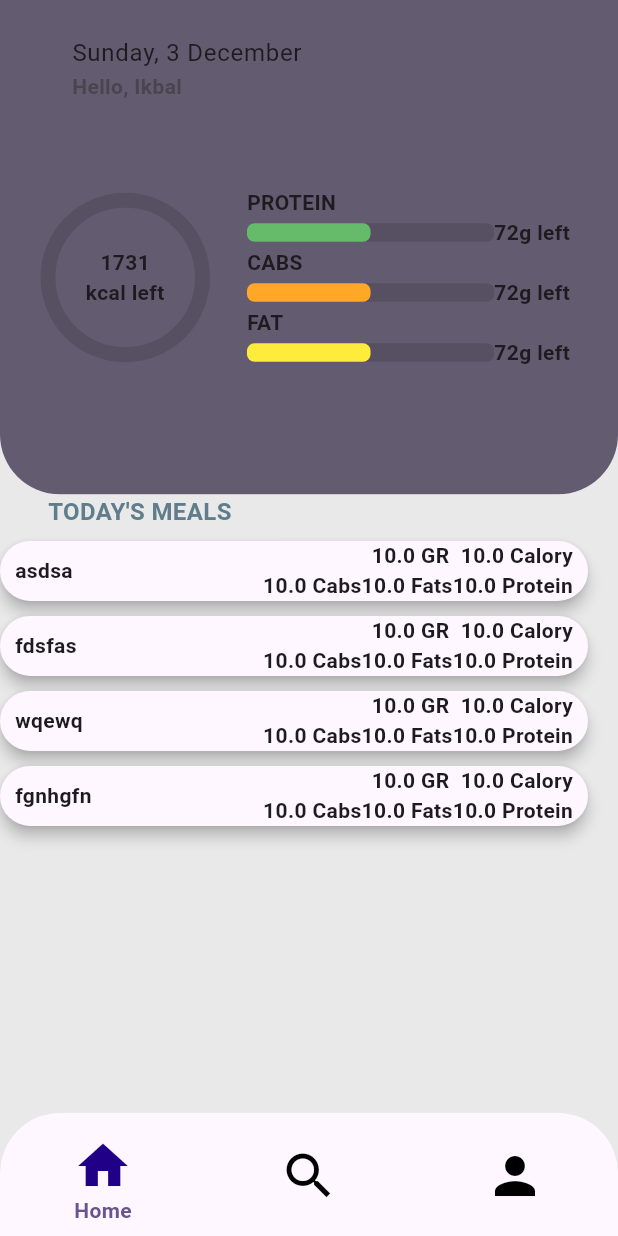
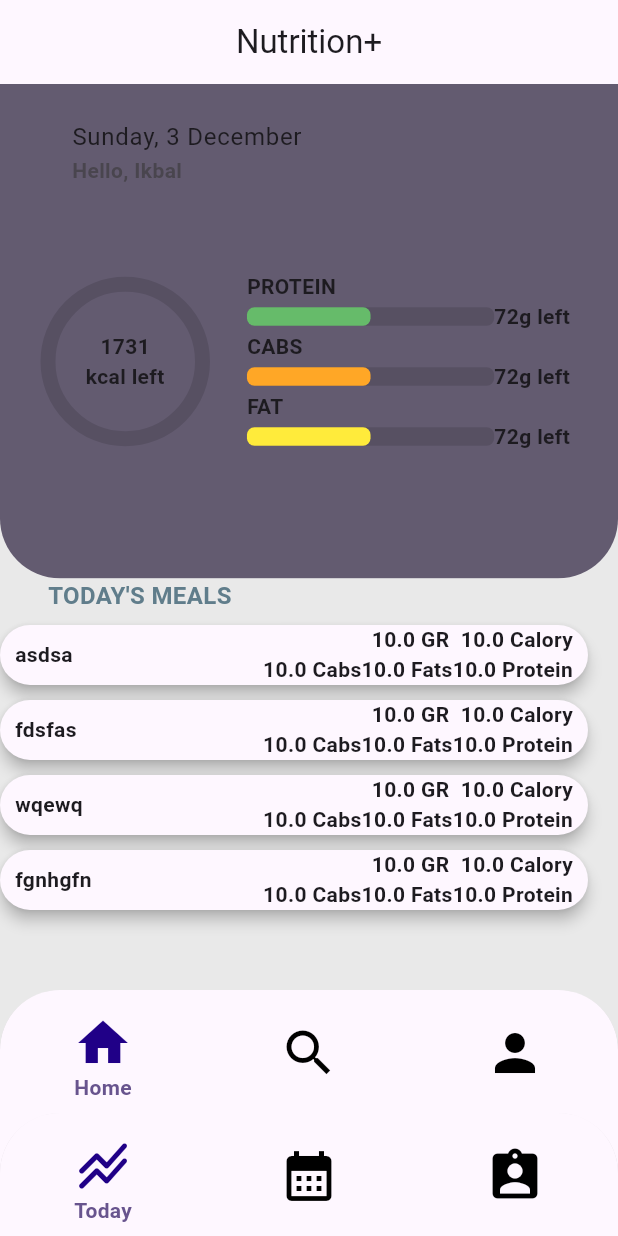
Before and after one commit to biaxthepanda/nutrition_app, a Flutter app: the screen it shows after launch, on a phone screen of 412 x 824 dp. Run offline on Flutter 3.47's test engine with Material 3 defaults, Android fonts, the phone set to English and light mode, and no system bars; our stand-ins replace table_calendar; missing offline and left inert: dart:ffi; statements that could not run were skipped.

Commit message:
calendar and main

```diff
--- a/lib/main.dart
+++ b/lib/main.dart
@@ -1,5 +1,8 @@
 import 'package:flutter/material.dart';
+import 'package:nutrition_app/ui/calendar.dart';
 import 'package:nutrition_app/ui/profile_screen.dart';
+import 'package:http/http.dart' as http;
+import 'dart:convert';
 
 void main() {
   runApp(const MyApp());
@@ -14,22 +17,8 @@ class MyApp extends StatelessWidget {
     return MaterialApp(
       title: 'Flutter Demo',
       debugShowCheckedModeBanner: false,
+      //THEME
       theme: ThemeData(
-        // This is the theme of your application.
-        //
-        // TRY THIS: Try running your application with "flutter run". You'll see
-        // the application has a blue toolbar. Then, without quitting the app,
-        // try changing the seedColor in the colorScheme below to Colors.green
-        // and then invoke "hot reload" (save your changes or press the "hot
-        // reload" button in a Flutter-supported IDE, or press "r" if you used
-        // the command line to start the app).
-        //
-        // Notice that the counter didn't reset back to zero; the application
-        // state is not lost during the reload. To reset the state, use hot
-        // restart instead.
-        //
-        // This works for code too, not just values: Most code changes can be
-        // tested with just a hot reload.
         colorScheme: ColorScheme.fromSeed(seedColor: Colors.deepPurple),
         useMaterial3: true,
         textTheme: const TextTheme(
@@ -44,22 +33,13 @@ class MyApp extends StatelessWidget {
           ),
         ),
       ),
-      home: const ProfileScreen(),
+      home: MyHomePage(title: '',),
     );
   }
 }
 
 class MyHomePage extends StatefulWidget {
   const MyHomePage({super.key, required this.title});
-
-  // This widget is the home page of your application. It is stateful, meaning
-  // that it has a State object (defined below) that contains fields that affect
-  // how it looks.
-
-  // This class is the configuration for the state. It holds the values (in this
-  // case the title) provided by the parent (in this case the App widget) and
-  // used by the build method of the State. Fields in a Widget subclass are
-  // always marked "final".
 
   final String title;
 
@@ -68,18 +48,12 @@ class MyHomePage extends StatefulWidget {
 }
 
 class _MyHomePageState extends State<MyHomePage> {
-  int _counter = 0;
 
-  void _incrementCounter() {
-    setState(() {
-      // This call to setState tells the Flutter framework that something has
-      // changed in this State, which causes it to rerun the build method below
-      // so that the display can reflect the updated values. If we changed
-      // _counter without calling setState(), then the build method would not be
-      // called again, and so nothing would appear to happen.
-      _counter++;
-    });
-  }
+  final screns = [
+    ProfileScreen(),
+    CalendarWidget(),
+  ];
+  int _currentIndex = 0;
 
   @override
   Widget build(BuildContext context) {
@@ -90,49 +64,81 @@ class _MyHomePageState extends State<MyHomePage> {
     // fast, so that you can just rebuild anything that needs updating rather
     // than having to individually change instances of widgets.
     return Scaffold(
+
+      bottomNavigationBar: ClipRRect(
+        borderRadius: BorderRadius.vertical(top: Radius.circular(40)),
+        child: BottomNavigationBar(
+
+          iconSize: 40,
+          selectedIconTheme: const IconThemeData(
+            color: Color(0xFF200087),
+          ),
+          unselectedIconTheme: const IconThemeData(
+            color: Colors.black,
+          ),
+          showSelectedLabels: true,
+          showUnselectedLabels: false,
+          currentIndex: _currentIndex,
+          onTap: (index) => setState(() => _currentIndex = index),
+          items: const [
+            BottomNavigationBarItem(
+              label: "Today",
+              icon: Padding(
+                padding: EdgeInsets.only(top: 8.0),
+                child: Icon(
+                  Icons.stacked_line_chart_rounded
+                ),
+              ),
+            ),
+
+            BottomNavigationBarItem(
+              label: "Calendar",
+              icon: Padding(
+                padding: EdgeInsets.only(top: 8.0),
+                child: Icon(
+                  Icons.calendar_month
+                ),
+              ),
+            ),
+
+            BottomNavigationBarItem(
+              label: "Calendar",
+              icon: Padding(
+                padding: EdgeInsets.only(top: 8.0),
+                child: Icon(
+                  Icons.assignment_ind
+                ),
+              ),
+            ),
+
+           /*  BottomNavigationBarItem(
+              label: "Profile",
+              icon: Padding(
+                padding: EdgeInsets.only(top: 8.0),
+                child: Icon(
+                  Icons.person
+                ),
+              ),
+            ), */
+
+          ],
+        ),
+        //Add a label style here TOO ADD!
+        ),
+
       appBar: AppBar(
         // TRY THIS: Try changing the color here to a specific color (to
         // Colors.amber, perhaps?) and trigger a hot reload to see the AppBar
         // change color while the other colors stay the same.
-        backgroundColor: Theme.of(context).colorScheme.inversePrimary,
+        backgroundColor: Theme.of(context).colorScheme.background,
         // Here we take the value from the MyHomePage object that was created by
         // the App.build method, and use it to set our appbar title.
-        title: Text(widget.title),
+        title: Center(child: Text("Nutrition+")),
       ),
-      body: Center(
-        // Center is a layout widget. It takes a single child and positions it
-        // in the middle of the parent.
-        child: Column(
-          // Column is also a layout widget. It takes a list of children and
-          // arranges them vertically. By default, it sizes itself to fit its
-          // children horizontally, and tries to be as tall as its parent.
-          //
-          // Column has various properties to control how it sizes itself and
-          // how it positions its children. Here we use mainAxisAlignment to
-          // center the children vertically; the main axis here is the vertical
-          // axis because Columns are vertical (the cross axis would be
-          // horizontal).
-          //
-          // TRY THIS: Invoke "debug painting" (choose the "Toggle Debug Paint"
-          // action in the IDE, or press "p" in the console), to see the
-          // wireframe for each widget.
-          mainAxisAlignment: MainAxisAlignment.center,
-          children: <Widget>[
-            const Text(
-              'You have pushed the button this many times:',
-            ),
-            Text(
-              '$_counter',
-              style: Theme.of(context).textTheme.headlineMedium,
-            ),
-          ],
-        ),
-      ),
-      floatingActionButton: FloatingActionButton(
-        onPressed: _incrementCounter,
-        tooltip: 'Increment',
-        child: const Icon(Icons.add),
-      ), // This trailing comma makes auto-formatting nicer for build methods.
+      body: screns[_currentIndex],
+
+
+       // This trailing comma makes auto-formatting nicer for build methods.
     );
   }
 }
--- a/pubspec.yaml
+++ b/pubspec.yaml
@@ -31,6 +31,7 @@ dependencies:
   flutter:
     sdk: flutter
   table_calendar: ^3.0.9
+  http: ^1.1.0
 
   # The following adds the Cupertino Icons font to your application.
   # Use with the CupertinoIcons class for iOS style icons.
```
